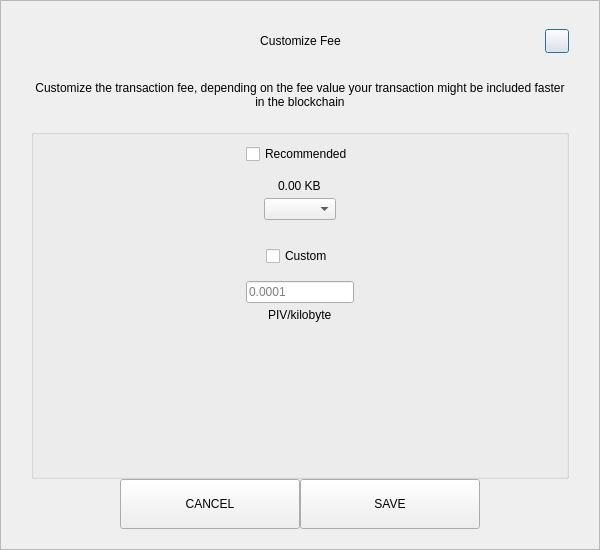
The window that src/qt/bcz/forms/sendcustomfeedialog.ui (SpecialCoins/den) describes before a commit, drawn with Qt 5.
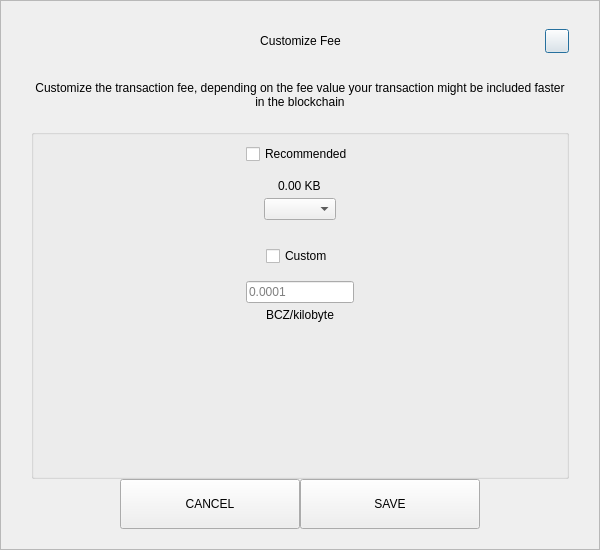
The same window after the commit.

```diff
--- a/src/qt/bcz/forms/sendcustomfeedialog.ui
+++ b/src/qt/bcz/forms/sendcustomfeedialog.ui
@@ -287,7 +287,7 @@
            <item alignment="Qt::AlignHCenter">
             <widget class="QLabel" name="labelCustomFee">
              <property name="text">
-              <string>PIV/kilobyte</string>
+              <string>BCZ/kilobyte</string>
              </property>
             </widget>
            </item>
```
